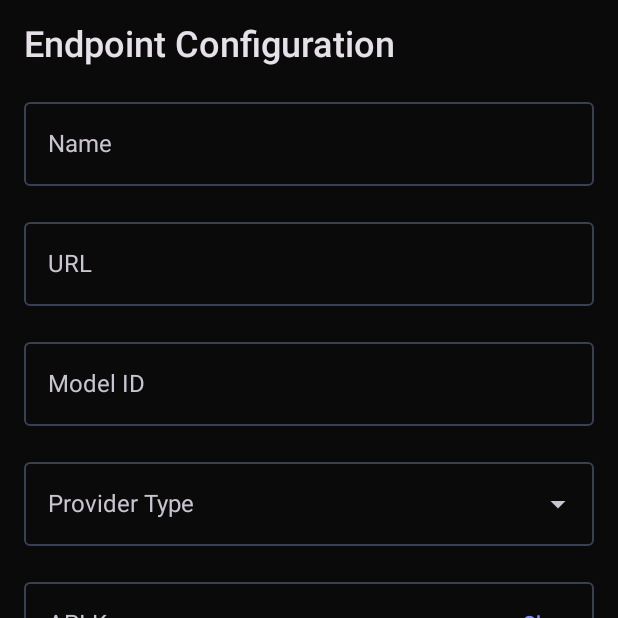
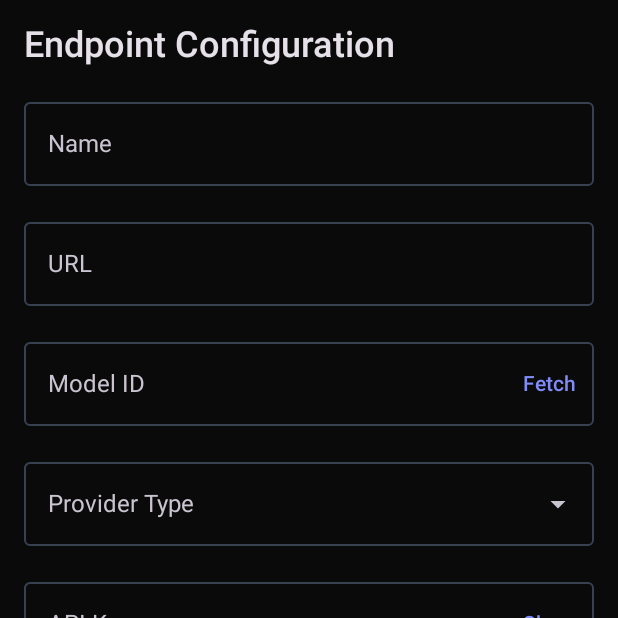
Before and after one commit to cotizcesar/warped, an Android app built with Jetpack Compose: the composable EndpointForm called with empty values, on a phone screen of 412 x 824 dp, the top half of it. Run offline under Robolectric (Android 15) with nearby library versions, the light colour scheme and no system bars; 6 statements that could not run were skipped.

Commit message:
feat(quick-260430-wgt): add model dropdown to endpoint form
- Replace modelId text field with ExposedDropdownMenuBox
- Add 'Fetch' button that calls LM Studio listModels API
- Populate dropdown with model IDs from endpoint response
- Add availableModels/isFetchingModels/onFetchModels params to EndpointForm
- Add fetchEndpointModels() to ModelsViewModel using LMStudioProvider direct

```diff
--- a/app/src/main/java/com/warped/ui/endpoints/components/EndpointForm.kt
+++ b/app/src/main/java/com/warped/ui/endpoints/components/EndpointForm.kt
@@ -18,10 +18,14 @@ fun EndpointForm(
     apiKey: String,
     onFieldChange: (String, String) -> Unit,
     onSave: () -> Unit,
-    onDismiss: () -> Unit
+    onDismiss: () -> Unit,
+    availableModels: List<String> = emptyList(),
+    isFetchingModels: Boolean = false,
+    onFetchModels: () -> Unit = {},
 ) {
     var expanded by remember { mutableStateOf(false) }
     var passwordVisible by remember { mutableStateOf(false) }
+    var modelDropdownExpanded by remember { mutableStateOf(false) }
     val providerTypes = listOf("LM_STUDIO")
 
     Column(
@@ -49,14 +53,53 @@ fun EndpointForm(
             placeholder = { Text("https://api.openai.com") }
         )
 
+        val modelOptions = if (availableModels.isNotEmpty()) availableModels else listOf(modelId).filter { it.isNotBlank() }
+
+        ExposedDropdownMenuBox(
+            expanded = modelDropdownExpanded,
+            onExpandedChange = { if (availableModels.isNotEmpty()) modelDropdownExpanded = !modelDropdownExpanded }
+        ) {
             OutlinedTextField(
                 value = modelId,
                 onValueChange = { onFieldChange("modelId", it) },
                 label = { Text("Model ID") },
-            modifier = Modifier.fillMaxWidth(),
+                modifier = Modifier
+                    .fillMaxWidth()
+                    .menuAnchor(ExposedDropdownMenuAnchorType.PrimaryNotEditable),
                 singleLine = true,
-            placeholder = { Text("gpt-4o-mini, claude-3-5-sonnet, llama3.2") }
+                placeholder = { Text("Select or type model ID") },
+                trailingIcon = {
+                    if (isFetchingModels) {
+                        CircularProgressIndicator(modifier = Modifier.size(20.dp), strokeWidth = 2.dp)
+                    } else if (availableModels.isEmpty()) {
+                        TextButton(onClick = onFetchModels) { Text("Fetch") }
+                    } else {
+                        ExposedDropdownMenuDefaults.TrailingIcon(expanded = modelDropdownExpanded)
+                    }
+                },
+                enabled = true
             )
+            if (availableModels.isNotEmpty()) {
+                ExposedDropdownMenu(
+                    expanded = modelDropdownExpanded,
+                    onDismissRequest = { modelDropdownExpanded = false }
+                ) {
+                    availableModels.forEach { model ->
+                        DropdownMenuItem(
+                            text = { Text(model) },
+                            onClick = {
+                                onFieldChange("modelId", model)
+                                modelDropdownExpanded = false
+                            }
+                        )
+                    }
+                    DropdownMenuItem(
+                        text = { Text("Custom (type manually)", color = MaterialTheme.colorScheme.primary) },
+                        onClick = { modelDropdownExpanded = false }
+                    )
+                }
+            }
+        }
 
         ExposedDropdownMenuBox(
             expanded = expanded,
--- a/app/src/main/java/com/warped/ui/models/ModelsUiState.kt
+++ b/app/src/main/java/com/warped/ui/models/ModelsUiState.kt
@@ -3,8 +3,6 @@ package com.warped.ui.models
 import com.warped.data.local.download.DownloadState
 import com.warped.domain.model.LocalModel
 import com.warped.domain.model.Endpoint
-import com.warped.domain.model.ModelInfo
-
 data class ModelsUiState(
     val models: List<LocalModel> = emptyList(),
     val endpoints: List<Endpoint> = emptyList(),
@@ -21,6 +19,6 @@ data class ModelsUiState(
     val formModelId: String = "",
     val formApiKey: String = "",
     val error: String? = null,
-    val availableEndpointModels: List<ModelInfo> = emptyList(),
-    val isFetchingModels: Boolean = false
+    val availableEndpointModels: List<String> = emptyList(),
+    val isFetchingEndpointModels: Boolean = false
 )
```
Also changed, not shown: app/src/main/java/com/warped/ui/models/ModelsScreen.kt (+8 -2 lines), app/src/main/java/com/warped/ui/models/ModelsViewModel.kt (+24 -4 lines). Lines whose indentation alone changed are shown as unchanged.
